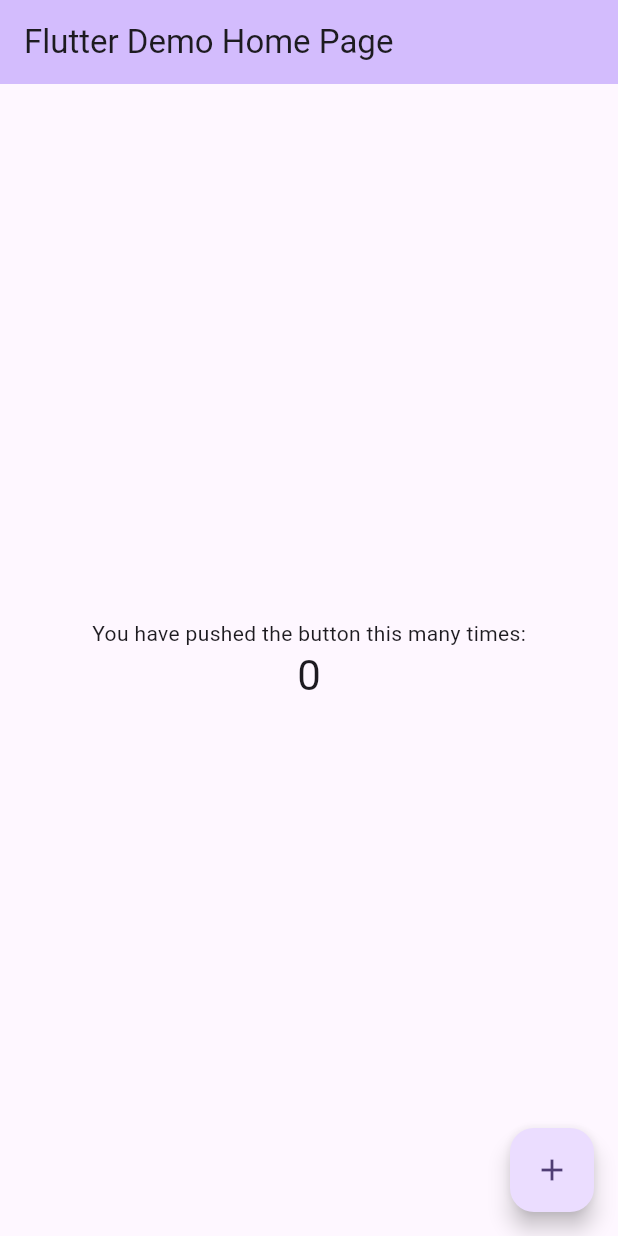
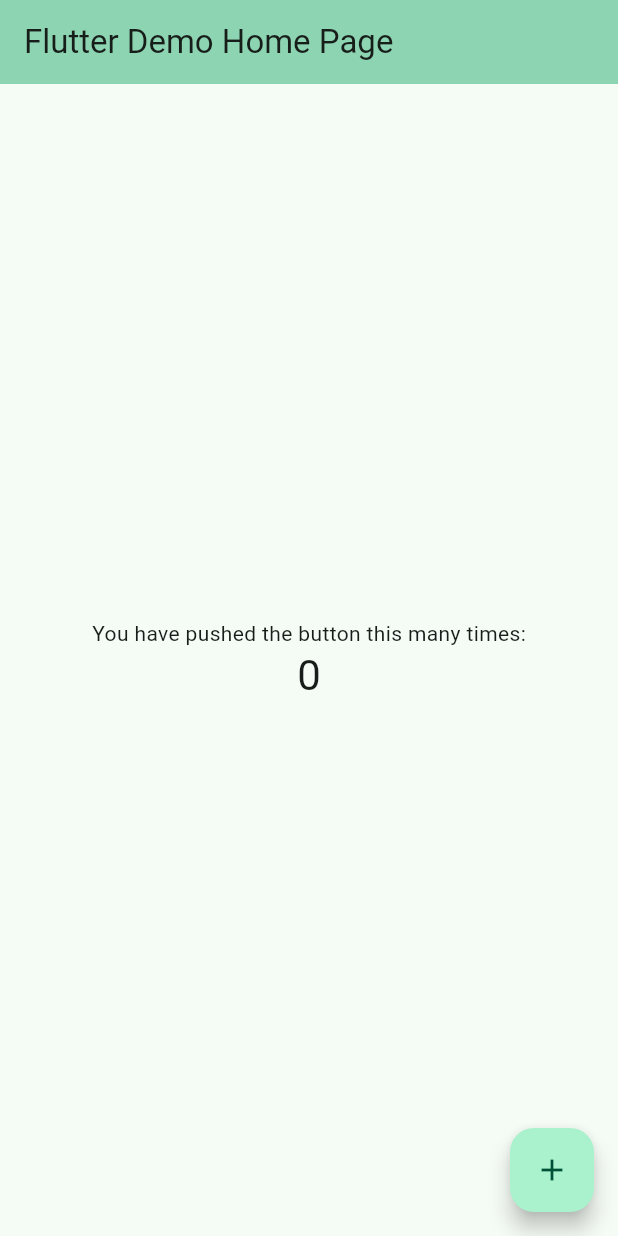
Before and after one commit to dareenhdeya/restaurant_reservation_app, a Flutter app: the screen it shows after launch, on a phone screen of 412 x 824 dp. Run offline on Flutter 3.47's test engine with Material 3 defaults, Android fonts, the phone set to English and light mode, and no system bars; our stand-ins replace firebase_core; accounts and stored records are empty.

```diff
--- a/restaurant_reservation_app/lib/main.dart
+++ b/restaurant_reservation_app/lib/main.dart
@@ -32,7 +32,9 @@ class MyApp extends StatelessWidget {
         //
         // This works for code too, not just values: Most code changes can be
         // tested with just a hot reload.
-        colorScheme: .fromSeed(seedColor: Colors.deepPurple),
+        colorScheme: .fromSeed(
+          seedColor: const Color.fromARGB(255, 20, 216, 154),
+        ),
       ),
       home: const MyHomePage(title: 'Flutter Demo Home Page'),
     );
```
Also changed, not shown: 2 other files.
